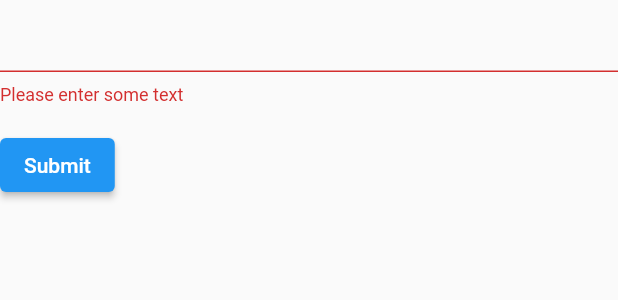
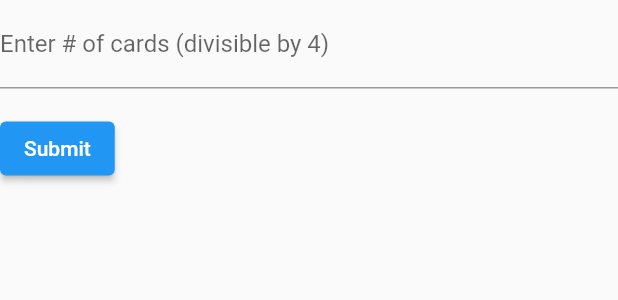
Before and after one commit to codetojoy/waro_flutter, a Flutter app: the ConfigForm widget shown alone on an empty page, opened directly, after a tap on "Submit", on a phone screen of 412 x 824 dp. Shown: the top 300 px of the screen. Run offline on Flutter 3.47's test engine with Material 2 defaults, Android fonts, the phone set to English and light mode, and no system bars.

Commit message:
first field on config page

```diff
--- a/lib/config.dart
+++ b/lib/config.dart
@@ -1,3 +1,4 @@
+import './logger.dart';
 import './player.dart';
 import './strategy.dart';
 
@@ -21,4 +22,10 @@ class Config {
   get numPlayers => _players.length;
   get numCardsInHand => (numCards / (_players.length + 1)).floor();
   get players => _players;
+
+  bool isValid(int newNumCards) {
+    var result = newNumCards % (numPlayers + 1) == 0;
+    L.log('config isValid result: $result');
+    return result;
+  }
 }
--- a/lib/config_form.dart
+++ b/lib/config_form.dart
@@ -1,4 +1,5 @@
 import 'package:flutter/material.dart';
+import 'package:flutter/services.dart';
 
 import './config.dart';
 
@@ -15,6 +16,7 @@ class ConfigForm extends StatefulWidget {
 
 class ConfigFormState extends State<ConfigForm> {
   final _formKey = GlobalKey<FormState>();
+  final _numCardsController = TextEditingController();
 
   Config _config;
 
@@ -22,26 +24,37 @@ class ConfigFormState extends State<ConfigForm> {
 
   @override
   Widget build(BuildContext context) {
+    var numActors = _config.numPlayers + 1;
+    var prompt = 'Enter # of cards (divisible by $numActors)';
     return Form(
       key: _formKey,
       child: Column(
         crossAxisAlignment: CrossAxisAlignment.start,
         children: <Widget>[
-          TextFormField(
+          new TextFormField(
+            decoration: new InputDecoration(labelText: prompt),
+            keyboardType: TextInputType.number,
+            controller: _numCardsController,
             validator: (value) {
-              if (value == null || value.isEmpty) {
-                return 'Please enter some text';
+              int numCards = int.parse(value);
+              if (!_config.isValid(numCards)) {
+                var numActors = _config.numPlayers + 1;
+                return '# of cards must be divisible by $numActors';
               }
               return null;
             },
+            inputFormatters: <TextInputFormatter>[
+              FilteringTextInputFormatter.digitsOnly
+            ], // Only numbers can be entered
           ),
           Padding(
             padding: const EdgeInsets.symmetric(vertical: 16.0),
             child: ElevatedButton(
               onPressed: () {
-                if ( _formKey.currentState.validate()) {
-                  ScaffoldMessenger.of(context)
-                      .showSnackBar(SnackBar(content: Text('Processing Data')));
+                if (_formKey.currentState.validate()) {
+                  int numCards = int.parse(_numCardsController.text);
+                  _config.numCards = numCards;
+                  ScaffoldMessenger.of(context).showSnackBar(SnackBar(content: Text('Saved!')));
                 }
               },
               child: Text('Submit'),
```
Also changed, not shown: 1 other file.
